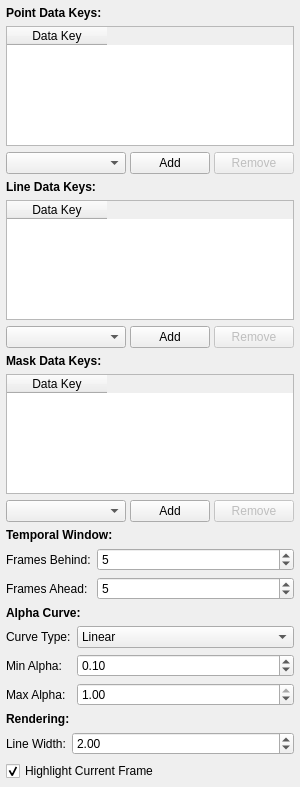
Before: the Qt Designer form src/WhiskerToolbox/Plots/OnionSkinViewWidget/UI/OnionSkinViewPropertiesWidget.ui in paulmthompson/WhiskerToolbox, drawn with Qt 5.
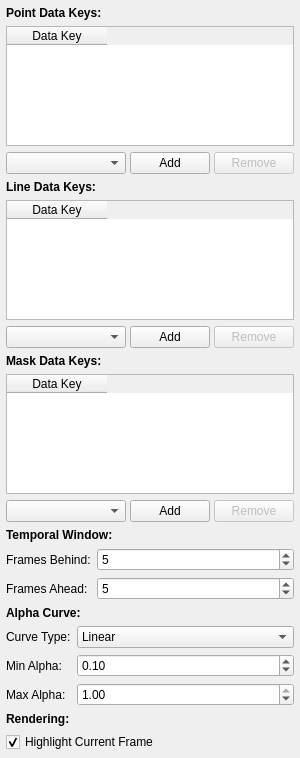
After: the same form once the commit is applied.

Commit message: remove legacy line thickness from onion skin view state

```diff
--- a/src/WhiskerToolbox/Plots/OnionSkinViewWidget/UI/OnionSkinViewPropertiesWidget.ui
+++ b/src/WhiskerToolbox/Plots/OnionSkinViewWidget/UI/OnionSkinViewPropertiesWidget.ui
@@ -498,47 +498,6 @@
      </property>
     </widget>
    </item>
-   <item>
-    <widget class="QWidget" name="rendering_options_widget" native="true">
-     <layout class="QFormLayout" name="rendering_form_layout">
-      <property name="leftMargin">
-       <number>0</number>
-      </property>
-      <property name="topMargin">
-       <number>0</number>
-      </property>
-      <property name="rightMargin">
-       <number>0</number>
-      </property>
-      <property name="bottomMargin">
-       <number>0</number>
-      </property>
-      <item row="0" column="0">
-       <widget class="QLabel" name="line_width_label">
-        <property name="text">
-         <string>Line Width:</string>
-        </property>
-       </widget>
-      </item>
-      <item row="0" column="1">
-       <widget class="QDoubleSpinBox" name="line_width_spinbox">
-        <property name="minimum">
-         <double>0.500000000000000</double>
-        </property>
-        <property name="maximum">
-         <double>20.000000000000000</double>
-        </property>
-        <property name="singleStep">
-         <double>0.500000000000000</double>
-        </property>
-        <property name="value">
-         <double>2.000000000000000</double>
-        </property>
-       </widget>
-      </item>
-     </layout>
-    </widget>
-   </item>
    <item>
     <widget class="QCheckBox" name="highlight_current_checkbox">
      <property name="text">
```
The commit also changes 10 other files.
